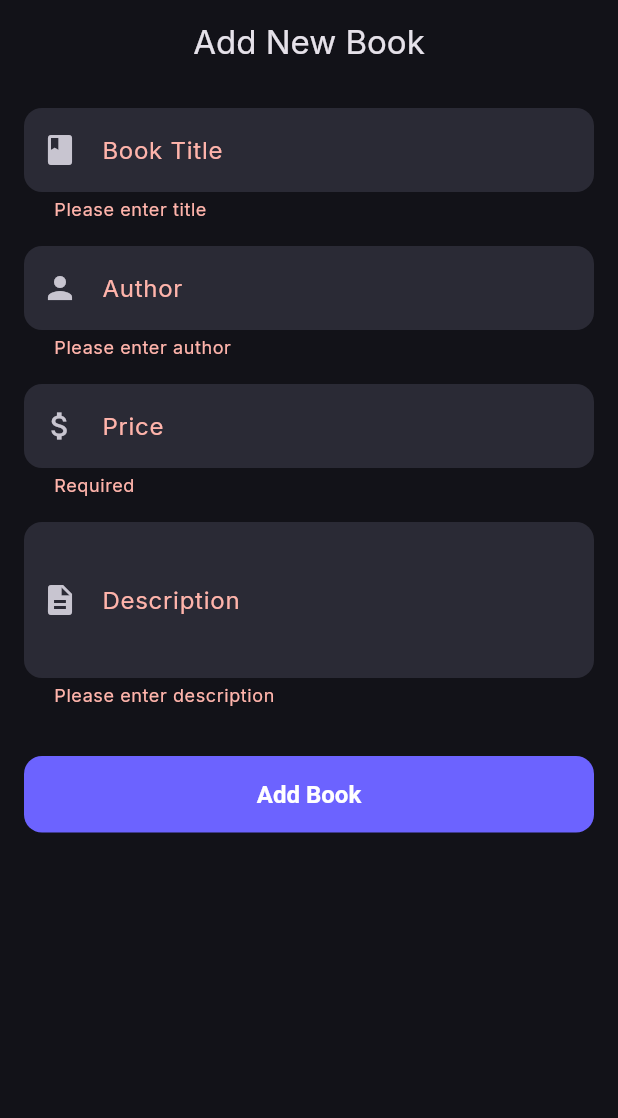
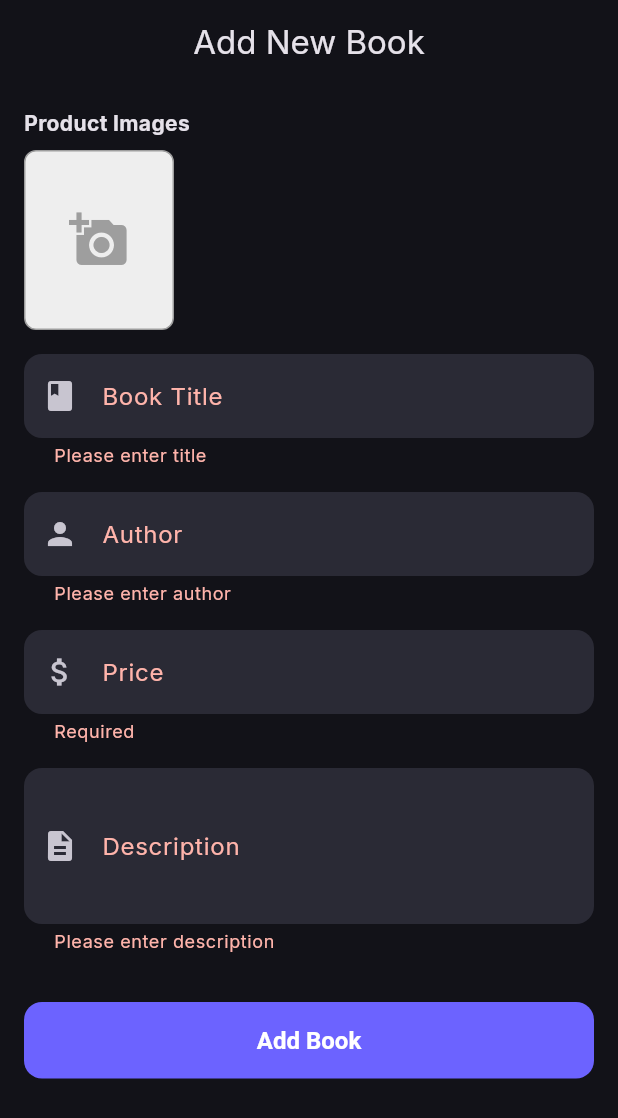
Before and after one commit to anasfarock/flutter-bookstore-fyp, a Flutter app: the AddProductScreen screen opened by its route, after a tap on "Add Book", on a phone screen of 412 x 824 dp. Shown: the top 1118 px of the screen. Run offline on Flutter 3.47's test engine with Material 3 defaults, Android fonts, the phone set to English and light mode, and no system bars; our stand-ins replace cloud_firestore, firebase_auth, firebase_core, flutter_dotenv, flutter_riverpod, go_router and 2 more; accounts and stored records are empty.

```diff
--- a/lib/core/models/book.dart
+++ b/lib/core/models/book.dart
@@ -4,17 +4,20 @@ class Book {
   final String title;
   final String author;
   final double price;
-  final String imageUrl;
+  final List<String> imageUrls;
   final String description;
   final double rating;
   final String sellerId;
+
+  // Compatibility getter for legacy code
+  String get imageUrl => imageUrls.isNotEmpty ? imageUrls.first : '';
 
   Book({
     required this.id,
     required this.title,
     required this.author,
     required this.price,
-    required this.imageUrl,
+    required this.imageUrls,
     required this.description,
     this.rating = 4.5,
     this.sellerId = '',
@@ -26,7 +29,7 @@ class Book {
       'title': title,
       'author': author,
       'price': price,
-      'imageUrl': imageUrl,
+      'imageUrls': imageUrls,
       'description': description,
       'rating': rating,
       'sellerId': sellerId,
@@ -39,7 +42,7 @@ class Book {
       title: map['title'] ?? '',
       author: map['author'] ?? '',
       price: (map['price'] ?? 0.0).toDouble(),
-      imageUrl: map['imageUrl'] ?? '',
+      imageUrls: List<String>.from(map['imageUrls'] ?? []),
       description: map['description'] ?? '',
       rating: (map['rating'] ?? 0.0).toDouble(),
       sellerId: map['sellerId'] ?? '',
@@ -53,7 +56,7 @@ class Book {
           title: 'The Great Gatsby',
           author: 'F. Scott Fitzgerald',
           price: 15.00,
-          imageUrl: 'https://placehold.co/200x300/png?text=Gatsby',
+          imageUrls: ['https://placehold.co/200x300/png?text=Gatsby'],
           description: 'The story of the fabulously wealthy Jay Gatsby and his new love for the beautiful Daisy Buchanan.',
           sellerId: 'mock_seller',
         ),
@@ -62,7 +65,7 @@ class Book {
           title: '1984',
           author: 'George Orwell',
           price: 12.50,
-          imageUrl: 'https://placehold.co/200x300/png?text=1984',
+          imageUrls: ['https://placehold.co/200x300/png?text=1984'],
           description: 'Among the seminal texts of the 20th century, Nineteen Eighty-Four is a rare work that grows more haunting as its futuristic purgatory becomes more real.',
           sellerId: 'mock_seller',
         ),
@@ -71,7 +74,7 @@ class Book {
           title: 'Flutter Apprentice',
           author: 'Mike Katz',
           price: 45.00,
-          imageUrl: 'https://placehold.co/200x300/png?text=Flutter',
+          imageUrls: ['https://placehold.co/200x300/png?text=Flutter'],
           description: 'Build for iOS and Android with Flutter!',
           sellerId: 'mock_seller',
         ),
@@ -80,7 +83,7 @@ class Book {
           title: 'Clean Code',
           author: 'Robert C. Martin',
           price: 32.00,
-          imageUrl: 'https://placehold.co/200x300/png?text=Clean+Code',
+          imageUrls: ['https://placehold.co/200x300/png?text=Clean+Code'],
           description: 'Even bad code can function. But if code isn\'t clean, it can bring a development organization to its knees.',
           sellerId: 'mock_seller',
         ),
@@ -89,7 +92,7 @@ class Book {
           title: 'The Pragmatic Programmer',
           author: 'Andrew Hunt',
           price: 38.50,
-          imageUrl: 'https://placehold.co/200x300/png?text=Pragmatic',
+          imageUrls: ['https://placehold.co/200x300/png?text=Pragmatic'],
           description: 'The Pragmatic Programmer cuts through the increasing specialization and technicalities of modern software development.',
           sellerId: 'mock_seller',
         ),
--- a/lib/core/providers/inventory_provider.dart
+++ b/lib/core/providers/inventory_provider.dart
@@ -27,7 +27,7 @@ class InventoryNotifier extends StreamNotifier<List<Book>> {
          title: book.title,
          author: book.author,
          price: book.price,
-         imageUrl: book.imageUrl,
+         imageUrls: book.imageUrls,
          description: book.description,
          rating: book.rating,
          sellerId: user.uid,
--- a/lib/features/buyer/presentation/buyer_home_screen.dart
+++ b/lib/features/buyer/presentation/buyer_home_screen.dart
@@ -70,9 +70,9 @@ class BuyerHomeScreen extends ConsumerWidget {
                     crossAxisAlignment: CrossAxisAlignment.start,
                     children: [
                       Expanded(
-                        child: book.imageUrl.isNotEmpty
+                        child: book.imageUrls.isNotEmpty
                             ? Image.network(
-                                book.imageUrl,
+                                book.imageUrls.first,
                                 fit: BoxFit.cover,
                                 width: double.infinity,
                                 errorBuilder: (c, e, s) => Container(
--- a/lib/features/seller/presentation/add_product_screen.dart
+++ b/lib/features/seller/presentation/add_product_screen.dart
@@ -2,8 +2,11 @@
 import 'package:flutter/material.dart';
 import 'package:flutter_riverpod/flutter_riverpod.dart';
 import 'package:go_router/go_router.dart';
+import 'package:image_picker/image_picker.dart';
 import '../../../core/models/book.dart';
 import '../../../core/providers/inventory_provider.dart';
+import '../../../../core/repositories/storage_repository.dart';
+import 'widgets/product_images_widget.dart';
 
 class AddProductScreen extends ConsumerStatefulWidget {
   final Book? bookToEdit;
@@ -19,6 +22,9 @@ class _AddProductScreenState extends ConsumerState<AddProductScreen> {
   late TextEditingController _authorController;
   late TextEditingController _priceController;
   late TextEditingController _descriptionController;
+
+  List<XFile> _newImages = [];
+  List<String> _existingImageUrls = [];
   bool _isLoading = false;
 
   @override
@@ -28,6 +34,7 @@ class _AddProductScreenState extends ConsumerState<AddProductScreen> {
     _authorController = TextEditingController(text: widget.bookToEdit?.author ?? '');
     _priceController = TextEditingController(text: widget.bookToEdit?.price.toString() ?? '');
     _descriptionController = TextEditingController(text: widget.bookToEdit?.description ?? '');
+    _existingImageUrls = widget.bookToEdit?.imageUrls ?? [];
   }
 
   @override
@@ -42,9 +49,20 @@ class _AddProductScreenState extends ConsumerState<AddProductScreen> {
   Future<void> _saveProduct() async {
     if (!_formKey.currentState!.validate()) return;
 
+    if (_newImages.isEmpty && _existingImageUrls.isEmpty) {
+      ScaffoldMessenger.of(context).showSnackBar(
+        const SnackBar(content: Text('Please add at least one image')),
+      );
+      return;
+    }
+
     setState(() => _isLoading = true);
 
     try {
+      // 1. Upload new images
+      final newUrls = await ref.read(storageRepositoryProvider).uploadImages(_newImages);
+      final allUrls = [..._existingImageUrls, ...newUrls];
+
       final title = _titleController.text;
       final author = _authorController.text;
       final price = double.tryParse(_priceController.text) ?? 0.0;
@@ -57,7 +75,7 @@ class _AddProductScreenState extends ConsumerState<AddProductScreen> {
           title: title,
           author: author,
           price: price,
-          imageUrl: widget.bookToEdit!.imageUrl,
+          imageUrls: allUrls,
           description: description,
           sellerId: widget.bookToEdit!.sellerId,
         );
@@ -73,7 +91,7 @@ class _AddProductScreenState extends ConsumerState<AddProductScreen> {
           title: title,
           author: author,
           price: price,
-          imageUrl: 'https://placehold.co/100x150/png?text=${title.split(' ')[0]}',
+          imageUrls: allUrls,
           description: description,
         );
         await ref.read(inventoryProvider.notifier).addBook(newBook);
@@ -108,6 +126,21 @@ class _AddProductScreenState extends ConsumerState<AddProductScreen> {
           child: Column(
             crossAxisAlignment: CrossAxisAlignment.stretch,
             children: [
+              ProductImagesWidget(
+                initialImages: _newImages,
+                existingImageUrls: _existingImageUrls,
+                onImagesSelected: (images) {
+                  setState(() {
+                    _newImages.addAll(images);
+                  });
+                },
+                onUrlRemoved: (url) {
+                  setState(() {
+                    _existingImageUrls.remove(url);
+                  });
+                },
+              ),
+              const SizedBox(height: 16),
               TextFormField(
                 controller: _titleController,
                 decoration: const InputDecoration(
--- a/lib/features/seller/presentation/widgets/inventory_list.dart
+++ b/lib/features/seller/presentation/widgets/inventory_list.dart
@@ -40,9 +40,9 @@ class InventoryList extends ConsumerWidget {
                   width: 50,
                   height: 80,
                   color: Colors.grey[800],
-                  child: book.imageUrl.isNotEmpty
+                  child: book.imageUrls.isNotEmpty
                       ? Image.network(
-                          book.imageUrl,
+                          book.imageUrls.first,
                           fit: BoxFit.cover,
                           errorBuilder: (c, e, s) => const Icon(Icons.book),
                         )
--- /dev/null
+++ b/lib/features/seller/presentation/widgets/product_images_widget.dart
@@ -0,0 +1,133 @@
+
+import 'dart:io';
+import 'package:flutter/material.dart';
+import 'package:image_picker/image_picker.dart';
+
+class ProductImagesWidget extends StatelessWidget {
+  final List<XFile> initialImages;
+  final List<String> existingImageUrls; // For edit mode
+  final Function(List<XFile>) onImagesSelected;
+  final Function(String) onUrlRemoved;
+
+  const ProductImagesWidget({
+    super.key,
+    required this.initialImages,
+    this.existingImageUrls = const [],
+    required this.onImagesSelected,
+    required this.onUrlRemoved,
+  });
+
+  Future<void> _pickImages() async {
+    final ImagePicker picker = ImagePicker();
+    final List<XFile> images = await picker.pickMultiImage();
+    if (images.isNotEmpty) {
+      onImagesSelected(images);
+    }
+  }
+
+  @override
+  Widget build(BuildContext context) {
+    return Column(
+      crossAxisAlignment: CrossAxisAlignment.start,
+      children: [
+        const Text('Product Images', style: TextStyle(fontWeight: FontWeight.bold)),
+        const SizedBox(height: 8),
+        SizedBox(
+          height: 120,
+          child: ListView(
+            scrollDirection: Axis.horizontal,
+            children: [
+              // Add Button
+              GestureDetector(
+                onTap: _pickImages,
+                child: Container(
+                  width: 100,
+                  height: 100,
+                  margin: const EdgeInsets.only(right: 8),
+                  decoration: BoxDecoration(
+                    color: Colors.grey[200],
+                    border: Border.all(color: Colors.grey),
+                    borderRadius: BorderRadius.circular(8),
+                  ),
+                  child: const Icon(Icons.add_a_photo, size: 40, color: Colors.grey),
+                ),
+              ),
+
+              // Existing URLs (Edit Mode)
+              ...existingImageUrls.map((url) {
+                return Stack(
+                  children: [
+                    Container(
+                      width: 100,
+                      height: 100,
+                      margin: const EdgeInsets.only(right: 8),
+                      decoration: BoxDecoration(
+                        borderRadius: BorderRadius.circular(8),
+                        border: Border.all(color: Colors.grey.shade300),
+                      ),
+                      child: ClipRRect(
+                        borderRadius: BorderRadius.circular(8),
+                        child: Image.network(url, fit: BoxFit.cover),
+                      ),
+                    ),
+                    Positioned(
+                      top: 4,
+                      right: 12,
+                      child: GestureDetector(
+                        onTap: () => onUrlRemoved(url),
+                        child: const CircleAvatar(
+                          radius: 12,
+                          backgroundColor: Colors.red,
+                          child: Icon(Icons.close, size: 16, color: Colors.white),
+                        ),
+                      ),
+                    ),
+                  ],
+                );
+              }),
+
+              // New Local Images
+              ...initialImages.map((file) {
+                return Stack(
+                  children: [
+                    Container(
+                      width: 100,
+                      height: 100,
+                      margin: const EdgeInsets.only(right: 8),
+                      decoration: BoxDecoration(
+                        borderRadius: BorderRadius.circular(8),
+                        border: Border.all(color: Colors.grey.shade300),
+                      ),
+                      child: ClipRRect(
+                        borderRadius: BorderRadius.circular(8),
+                        child: Image.file(File(file.path), fit: BoxFit.cover),
+                      ),
+                    ),
+                    Positioned(
+                      top: 4,
+                      right: 12,
+                      child: GestureDetector(
+                        onTap: () {
+                           // Remove local image logic should be handled by parent state update
+                           // But for simplicity, we trigger re-selection or just ignore individual removal for now
+                           // as pickMultiImage usually replaces.
+                           // Better UX: parent maintains a list and removes this index.
+                           // For MVP, we'll implement full list mgmt in parent.
+                        },
+                        child: const CircleAvatar(
+                          radius: 12,
+                          backgroundColor: Colors.red,
+                          child: Icon(Icons.close, size: 16, color: Colors.white),
+                        ),
+                      ),
+                    ),
+                  ],
+                );
+              }),
+            ],
+          ),
+        ),
+      ],
+    );
+  }
+}
--- a/lib/main.dart
+++ b/lib/main.dart
@@ -1,4 +1,3 @@
-
 import 'package:flutter/material.dart';
 import 'package:flutter_riverpod/flutter_riverpod.dart';
 import 'package:google_fonts/google_fonts.dart';
@@ -6,10 +5,12 @@ import 'core/router/app_router.dart';
 import 'core/theme/app_theme.dart';
 
 import 'package:firebase_core/firebase_core.dart';
+import 'package:flutter_dotenv/flutter_dotenv.dart';
 
 void main() async {
   WidgetsFlutterBinding.ensureInitialized();
   await Firebase.initializeApp();
+  await dotenv.load(fileName: ".env");
   runApp(const ProviderScope(child: BookstoreApp()));
 }
 
```
Also changed, not shown: lib/core/repositories/storage_repository.dart (added, +59 -0 lines), pubspec.yaml (+6 -3 lines), pubspec.lock, 7 other files.
